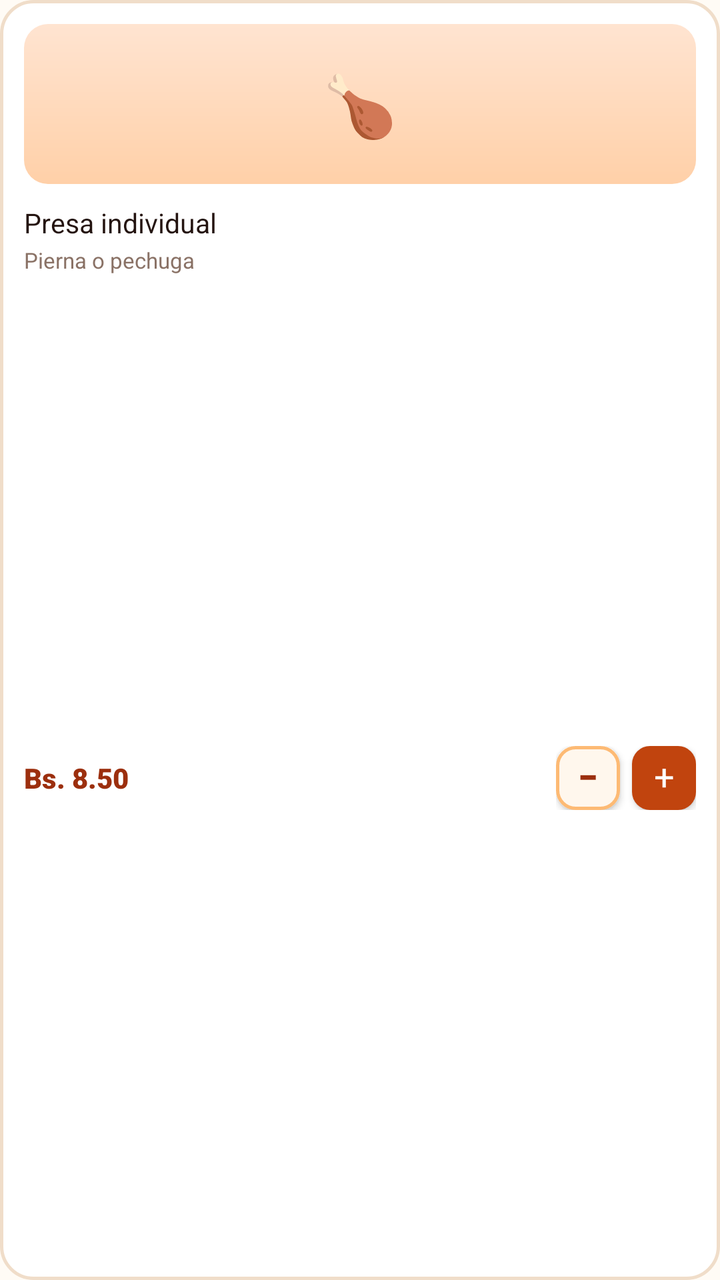
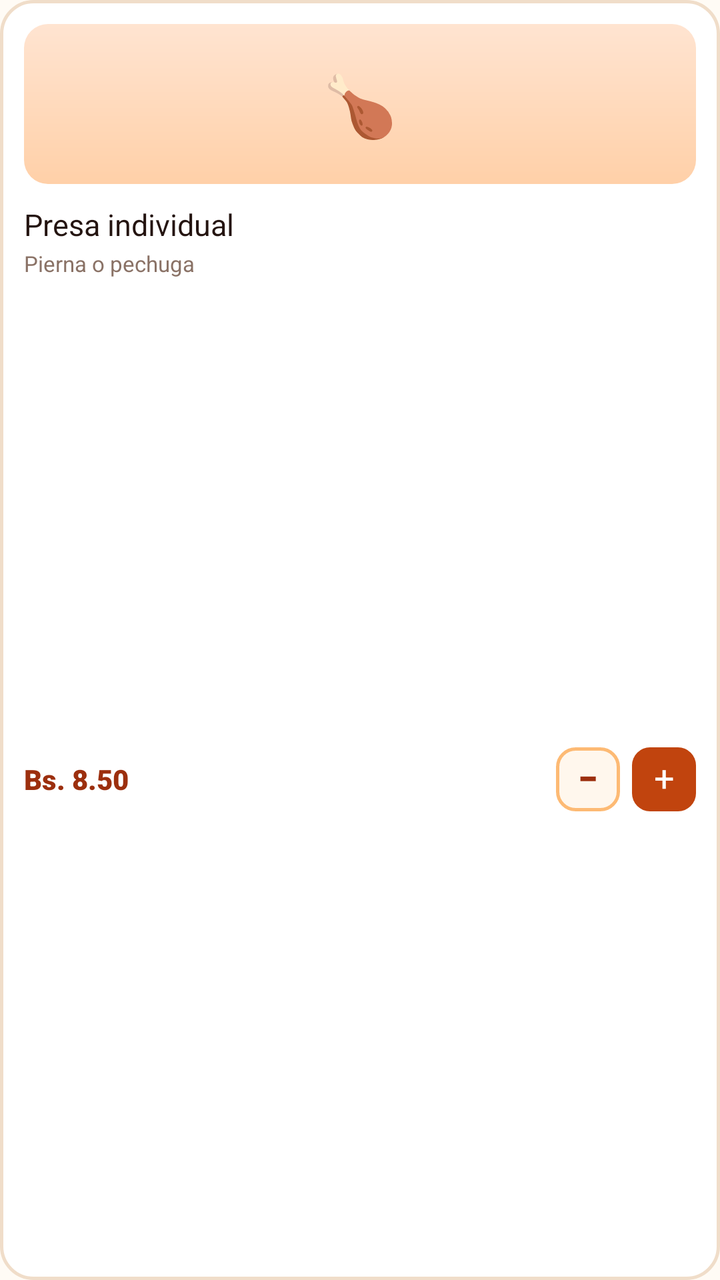

Screens rendered from an Android XML layout before and after an edit, with the pre-edit source and the edit as a unified diff.
<!-- AndroidManifest.xml: application theme Theme.Pollogithub -->
<!-- res/layout/item_product_card.xml -->
<?xml version="1.0" encoding="utf-8"?>
<androidx.constraintlayout.widget.ConstraintLayout xmlns:android="http://schemas.android.com/apk/res/android"
    xmlns:app="http://schemas.android.com/apk/res-auto"
    xmlns:tools="http://schemas.android.com/tools"
    android:id="@+id/cardProduct"
    android:layout_width="match_parent"
    android:layout_height="wrap_content"
    android:layout_margin="6dp"
    android:background="@drawable/bg_product_card"
    android:padding="12dp">

    
    <androidx.cardview.widget.CardView
        android:id="@+id/cardThumb"
        android:layout_width="0dp"
        android:layout_height="80dp"
        app:cardCornerRadius="10dp"
        app:cardElevation="0dp"
        app:cardBackgroundColor="@android:color/transparent"
        app:layout_constraintEnd_toEndOf="parent"
        app:layout_constraintStart_toStartOf="parent"
        app:layout_constraintTop_toTopOf="parent">

        <FrameLayout
            android:id="@+id/frameThumb"
            android:layout_width="match_parent"
            android:layout_height="match_parent"
            android:background="@drawable/bg_thumb_fried">

            <ImageView
                android:id="@+id/ivProductImage"
                android:layout_width="match_parent"
                android:layout_height="match_parent"
                android:scaleType="centerCrop"
                android:visibility="gone" />

            <TextView
                android:id="@+id/tvEmoji"
                android:layout_width="wrap_content"
                android:layout_height="wrap_content"
                android:layout_gravity="center"
                android:text="🍗"
                android:textSize="30sp" />
        </FrameLayout>
    </androidx.cardview.widget.CardView>

    
    <TextView
        android:id="@+id/tvAgotadoTag"
        android:layout_width="wrap_content"
        android:layout_height="wrap_content"
        android:layout_marginStart="6dp"
        android:layout_marginTop="6dp"
        android:background="@drawable/bg_badge_agotado"
        android:fontFamily="sans-serif-black"
        android:paddingHorizontal="8dp"
        android:paddingVertical="3dp"
        android:text="@string/tag_agotado"
        android:textAllCaps="true"
        android:textColor="@color/white"
        android:textSize="9.5sp"
        android:visibility="gone"
        app:layout_constraintStart_toStartOf="@id/cardThumb"
        app:layout_constraintTop_toTopOf="@id/cardThumb"
        tools:visibility="visible" />

    
    <TextView
        android:id="@+id/tvBadgeQty"
        android:layout_width="24dp"
        android:layout_height="24dp"
        android:background="@drawable/bg_badge_qty"
        android:fontFamily="sans-serif-bold"
        android:gravity="center"
        android:text="2"
        android:textColor="@color/white"
        android:textSize="11sp"
        android:translationX="6dp"
        android:translationY="-6dp"
        android:visibility="gone"
        app:layout_constraintEnd_toEndOf="parent"
        app:layout_constraintTop_toTopOf="parent"
        tools:visibility="visible" />

    
    <TextView
        android:id="@+id/tvProductName"
        android:layout_width="0dp"
        android:layout_height="wrap_content"
        android:layout_marginTop="10dp"
        android:fontFamily="sans-serif-bold"
        android:ellipsize="end"
        android:maxLines="1"
        android:text="Presa individual"
        android:textColor="@color/char_900"
        android:textSize="13.5sp"
        app:layout_constraintEnd_toEndOf="parent"
        app:layout_constraintStart_toStartOf="parent"
        app:layout_constraintTop_toBottomOf="@id/cardThumb" />

    
    <TextView
        android:id="@+id/tvProductDesc"
        android:layout_width="0dp"
        android:layout_height="wrap_content"
        android:layout_marginTop="2dp"
        android:fontFamily="sans-serif"
        android:ellipsize="end"
        android:maxLines="1"
        android:text="Pierna o pechuga"
        android:textColor="@color/char_400"
        android:textSize="11sp"
        app:layout_constraintEnd_toEndOf="parent"
        app:layout_constraintStart_toStartOf="parent"
        app:layout_constraintTop_toBottomOf="@id/tvProductName" />

    
    <TextView
        android:id="@+id/tvProductPrice"
        android:layout_width="0dp"
        android:layout_height="wrap_content"
        android:layout_marginTop="12dp"
        android:fontFamily="sans-serif-black"
        android:text="Bs. 8.50"
        android:textColor="@color/ember_700"
        android:textSize="14sp"
        android:maxLines="1"
        android:ellipsize="end"
        app:layout_constraintBottom_toBottomOf="parent"
        app:layout_constraintEnd_toStartOf="@id/layoutProductActions"
        app:layout_constraintStart_toStartOf="parent"
        app:layout_constraintTop_toBottomOf="@id/tvProductDesc" />

    <LinearLayout
        android:id="@+id/layoutProductActions"
        android:layout_width="wrap_content"
        android:layout_height="wrap_content"
        android:orientation="horizontal"
        android:gravity="center_vertical"
        app:layout_constraintBottom_toBottomOf="@id/tvProductPrice"
        app:layout_constraintEnd_toEndOf="parent"
        app:layout_constraintTop_toTopOf="@id/tvProductPrice">

        <androidx.appcompat.widget.AppCompatButton
            android:id="@+id/btnMinus"
            android:layout_width="32dp"
            android:layout_height="32dp"
            android:layout_marginEnd="6dp"
            android:background="@drawable/bg_minus_btn"
            android:fontFamily="sans-serif-black"
            android:includeFontPadding="false"
            android:padding="0dp"
            android:text="−"
            android:textColor="@color/ember_700"
            android:textSize="18sp" />

        <androidx.appcompat.widget.AppCompatButton
            android:id="@+id/btnAdd"
            android:layout_width="32dp"
            android:layout_height="32dp"
            android:background="@drawable/bg_add_btn"
            android:fontFamily="sans-serif-bold"
            android:includeFontPadding="false"
            android:padding="0dp"
            android:text="+"
            android:textColor="@color/white"
            android:textSize="18sp" />
    </LinearLayout>

</androidx.constraintlayout.widget.ConstraintLayout>
<!-- resources referenced by this layout -->
<resources>
  <color name="char_400">#8A7266</color>
  <color name="char_900">#241410</color>
  <color name="white">#FFFFFFFF</color>
  <color name="paper_50">#FFFBF5</color>
  <color name="ember_100">#FFE4D1</color>
  <color name="char_700">#4A352E</color>
  <!-- unchanged entries left out for length: 14 -->
</resources>

<!-- the commit's change to res/layout/item_product_card.xml (unified diff, before → after) -->
@@ -3,11 +3,10 @@
     xmlns:app="http://schemas.android.com/apk/res-auto"
     xmlns:tools="http://schemas.android.com/tools"
     android:id="@+id/cardProduct"
+    style="@style/Widget.Pollo.Card.Product"
     android:layout_width="match_parent"
     android:layout_height="wrap_content"
-    android:layout_margin="6dp"
-    android:background="@drawable/bg_product_card"
-    android:padding="12dp">
+    android:layout_margin="6dp">
 
     
     <androidx.cardview.widget.CardView
@@ -47,18 +46,15 @@
     
     <TextView
         android:id="@+id/tvAgotadoTag"
+        android:textAppearance="@style/TextAppearance.Pollo.Badge"
         android:layout_width="wrap_content"
         android:layout_height="wrap_content"
         android:layout_marginStart="6dp"
         android:layout_marginTop="6dp"
         android:background="@drawable/bg_badge_agotado"
-        android:fontFamily="sans-serif-black"
         android:paddingHorizontal="8dp"
         android:paddingVertical="3dp"
         android:text="@string/tag_agotado"
-        android:textAllCaps="true"
-        android:textColor="@color/white"
-        android:textSize="9.5sp"
         android:visibility="gone"
         app:layout_constraintStart_toStartOf="@id/cardThumb"
         app:layout_constraintTop_toTopOf="@id/cardThumb"
@@ -67,14 +63,12 @@
     
     <TextView
         android:id="@+id/tvBadgeQty"
+        android:textAppearance="@style/TextAppearance.Pollo.Badge"
         android:layout_width="24dp"
         android:layout_height="24dp"
         android:background="@drawable/bg_badge_qty"
-        android:fontFamily="sans-serif-bold"
         android:gravity="center"
         android:text="2"
-        android:textColor="@color/white"
-        android:textSize="11sp"
         android:translationX="6dp"
         android:translationY="-6dp"
         android:visibility="gone"
@@ -85,15 +79,13 @@
     
     <TextView
         android:id="@+id/tvProductName"
+        android:textAppearance="@style/TextAppearance.Pollo.Title.Small"
         android:layout_width="0dp"
         android:layout_height="wrap_content"
         android:layout_marginTop="10dp"
-        android:fontFamily="sans-serif-bold"
         android:ellipsize="end"
         android:maxLines="1"
         android:text="Presa individual"
-        android:textColor="@color/char_900"
-        android:textSize="13.5sp"
         app:layout_constraintEnd_toEndOf="parent"
         app:layout_constraintStart_toStartOf="parent"
         app:layout_constraintTop_toBottomOf="@id/cardThumb" />
@@ -101,15 +93,13 @@
     
     <TextView
         android:id="@+id/tvProductDesc"
+        android:textAppearance="@style/TextAppearance.Pollo.Subtitle.Muted"
         android:layout_width="0dp"
         android:layout_height="wrap_content"
         android:layout_marginTop="2dp"
-        android:fontFamily="sans-serif"
         android:ellipsize="end"
         android:maxLines="1"
         android:text="Pierna o pechuga"
-        android:textColor="@color/char_400"
-        android:textSize="11sp"
         app:layout_constraintEnd_toEndOf="parent"
         app:layout_constraintStart_toStartOf="parent"
         app:layout_constraintTop_toBottomOf="@id/tvProductName" />
@@ -117,13 +107,11 @@
     
     <TextView
         android:id="@+id/tvProductPrice"
+        android:textAppearance="@style/TextAppearance.Pollo.Price.Small"
         android:layout_width="0dp"
         android:layout_height="wrap_content"
         android:layout_marginTop="12dp"
-        android:fontFamily="sans-serif-black"
         android:text="Bs. 8.50"
-        android:textColor="@color/ember_700"
-        android:textSize="14sp"
         android:maxLines="1"
         android:ellipsize="end"
         app:layout_constraintBottom_toBottomOf="parent"
@@ -143,28 +131,14 @@
 
         <androidx.appcompat.widget.AppCompatButton
             android:id="@+id/btnMinus"
-            android:layout_width="32dp"
-            android:layout_height="32dp"
+            style="@style/Widget.Pollo.Button.Stepper.Minus"
             android:layout_marginEnd="6dp"
-            android:background="@drawable/bg_minus_btn"
-            android:fontFamily="sans-serif-black"
-            android:includeFontPadding="false"
-            android:padding="0dp"
-            android:text="−"
-            android:textColor="@color/ember_700"
-            android:textSize="18sp" />
+            android:text="−" />
 
         <androidx.appcompat.widget.AppCompatButton
             android:id="@+id/btnAdd"
-            android:layout_width="32dp"
-            android:layout_height="32dp"
-            android:background="@drawable/bg_add_btn"
-            android:fontFamily="sans-serif-bold"
-            android:includeFontPadding="false"
-            android:padding="0dp"
-            android:text="+"
-            android:textColor="@color/white"
-            android:textSize="18sp" />
+            style="@style/Widget.Pollo.Button.Stepper.Add"
+            android:text="+" />
     </LinearLayout>
 
 </androidx.constraintlayout.widget.ConstraintLayout>
<!-- resource entries referenced after the edit -->
@@ -1,9 +1,74 @@
 <!-- resources referenced by this layout -->
 <resources>
+  <style name="TextAppearance.Pollo.Badge" parent="TextAppearance.Pollo">
+          <item name="android:fontFamily">sans-serif-black</item>
+          <item name="android:textColor">@color/white</item>
+          <item name="android:textSize">@dimen/text_size_badge</item>
+          <item name="android:textAllCaps">true</item>
+      </style>
+  <style name="TextAppearance.Pollo.Price.Small" parent="TextAppearance.Pollo.Price">
+          <item name="android:textColor">@color/ember_700</item>
+          <item name="android:textSize">@dimen/text_size_price_small</item>
+      </style>
+  <style name="TextAppearance.Pollo.Subtitle.Muted" parent="TextAppearance.Pollo.Subtitle">
+          <item name="android:textSize">11sp</item>
+      </style>
+  <style name="TextAppearance.Pollo.Title.Small" parent="TextAppearance.Pollo.Title">
+          <item name="android:fontFamily">sans-serif-bold</item>
+          <item name="android:textColor">@color/char_900</item>
+          <item name="android:textSize">@dimen/text_size_title_small</item>
+      </style>
+  <style name="Widget.Pollo.Button.Stepper.Add" parent="Widget.Pollo.Button">
+          <item name="android:layout_width">@dimen/btn_stepper_size</item>
+          <item name="android:layout_height">@dimen/btn_stepper_size</item>
+          <item name="android:background">@drawable/bg_add_btn</item>
+          <item name="android:fontFamily">sans-serif-bold</item>
+          <item name="android:textColor">@color/white</item>
+          <item name="android:textSize">18sp</item>
+          <item name="android:includeFontPadding">false</item>
+          <item name="android:padding">0dp</item>
+          <item name="android:stateListAnimator">@null</item>
+      </style>
+  <style name="Widget.Pollo.Button.Stepper.Minus" parent="Widget.Pollo.Button">
+          <item name="android:layout_width">@dimen/btn_stepper_size</item>
+          <item name="android:layout_height">@dimen/btn_stepper_size</item>
+          <item name="android:background">@drawable/bg_minus_btn</item>
+          <item name="android:fontFamily">sans-serif-black</item>
+          <item name="android:textColor">@color/ember_700</item>
+          <item name="android:textSize">18sp</item>
+          <item name="android:includeFontPadding">false</item>
+          <item name="android:padding">0dp</item>
+          <item name="android:stateListAnimator">@null</item>
+      </style>
+  <style name="Widget.Pollo.Card.Product" parent="Widget.Pollo.Card">
+          <item name="android:background">@drawable/bg_product_card</item>
+          <item name="android:padding">@dimen/card_padding_product</item>
+      </style>
   <color name="char_400">#8A7266</color>
+  <dimen name="text_size_caption">11.5sp</dimen>
   <color name="char_900">#241410</color>
   <color name="white">#FFFFFFFF</color>
+  <dimen name="text_size_badge">10.5sp</dimen>
+  <style name="TextAppearance.Pollo.Price" parent="TextAppearance.Pollo">
+          <item name="android:fontFamily">sans-serif-black</item>
+          <item name="android:textColor">@color/ember_600</item>
+          <item name="android:textSize">@dimen/text_size_price_medium</item>
+      </style>
+  <dimen name="text_size_price_small">14sp</dimen>
+  <style name="TextAppearance.Pollo.Subtitle" parent="TextAppearance.Pollo">
+          <item name="android:fontFamily">sans-serif</item>
+          <item name="android:textColor">@color/char_400</item>
+          <item name="android:textSize">@dimen/text_size_caption</item>
+      </style>
+  <style name="TextAppearance.Pollo.Title" parent="TextAppearance.Pollo" />
+  <dimen name="text_size_title_small">15sp</dimen>
+  <style name="Widget.Pollo.Button" parent="Widget.AppCompat.Button" />
+  <dimen name="btn_stepper_size">32dp</dimen>
+  <style name="Widget.Pollo.Card" parent="" />
+  <dimen name="card_padding_product">12dp</dimen>
+  <dimen name="text_size_price_medium">16sp</dimen>
   <color name="paper_50">#FFFBF5</color>
+  <style name="TextAppearance.Pollo" parent="android:TextAppearance" />
   <color name="ember_100">#FFE4D1</color>
   <color name="char_700">#4A352E</color>
   <!-- unchanged entries left out for length: 14 -->
